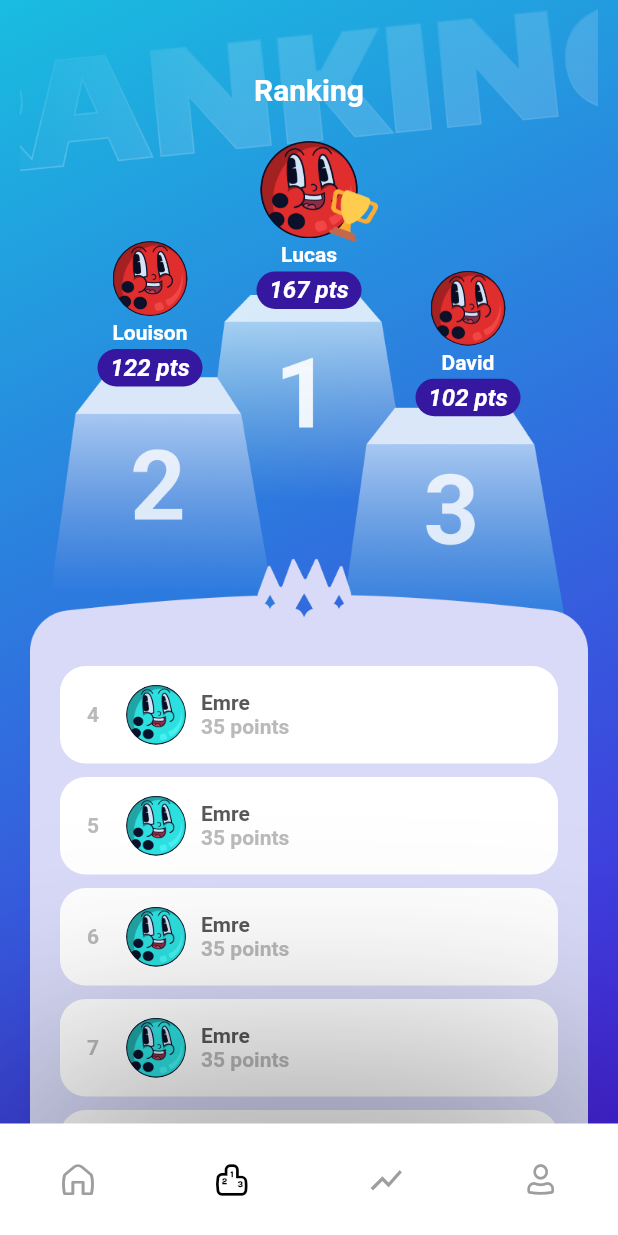
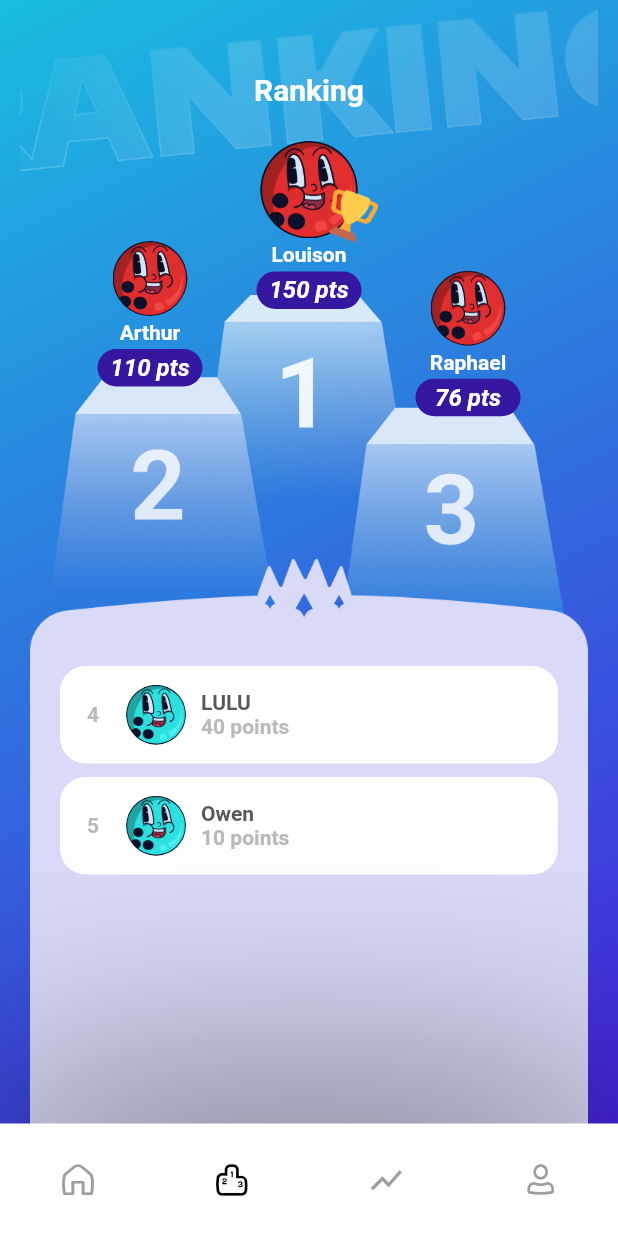
Before and after one commit to Emree63/Bowl_in, a Flutter app: the screen it shows after launch, item 2 of the bottom bar chosen, on a phone screen of 412 x 824 dp. Run offline on Flutter 3.47's test engine with Material 2 defaults, Android fonts, the light colour scheme and no system bars; our stand-ins replace go_router, google_fonts, simple_gradient_text; accounts and stored records are empty.

Commit message:
make ranking working and add new stats

```diff
--- a/Sources/bowlin_project/lib/model/IUserManager.dart
+++ b/Sources/bowlin_project/lib/model/IUserManager.dart
@@ -12,4 +12,5 @@ abstract class IUserManager {
   IAuthManager get authMgr => _authMgr;
   List<Player> getUsersByName(String name);
   Player getUserById(int id);
+  List<User> getRankingWithFriends();
 }
--- a/Sources/bowlin_project/lib/model/StubManager/StubData.dart
+++ b/Sources/bowlin_project/lib/model/StubManager/StubData.dart
@@ -61,7 +61,68 @@ class StubData extends IManager {
           Achievement("0 point"),
           Achievement("Win a game")
         ],
-        [],
+        [
+          User(
+              21,
+              "Arthur",
+              "./assets/images/image_user_cyan.png",
+              "emre.kartal@etu.uca.fr",
+              [
+                Achievement("5 games"),
+                Achievement("2 strikes in a row"),
+                Achievement("Win a game")
+              ],
+              [],
+              Stat(10, 2, 12, 110, 7, 6, 700, 58.33, 30.2)),
+          User(
+              22,
+              "Louison",
+              "./assets/images/image_user_cyan.png",
+              "emre.kartal@etu.uca.fr",
+              [
+                Achievement("5 games"),
+                Achievement("2 strikes in a row"),
+                Achievement("Win a game")
+              ],
+              [],
+              Stat(10, 2, 12, 150, 7, 6, 700, 58.33, 30.2)),
+          User(
+              23,
+              "Owen",
+              "./assets/images/image_user_cyan.png",
+              "emre.kartal@etu.uca.fr",
+              [
+                Achievement("5 games"),
+                Achievement("2 strikes in a row"),
+                Achievement("Win a game")
+              ],
+              [],
+              Stat(10, 2, 12, 10, 7, 6, 700, 58.33, 30.2)),
+          User(
+              24,
+              "LULU",
+              "./assets/images/image_user_cyan.png",
+              "emre.kartal@etu.uca.fr",
+              [
+                Achievement("5 games"),
+                Achievement("2 strikes in a row"),
+                Achievement("Win a game")
+              ],
+              [],
+              Stat(10, 2, 12, 40, 7, 6, 700, 58.33, 30.2)),
+          User(
+              25,
+              "Raphael",
+              "./assets/images/image_user_cyan.png",
+              "emre.kartal@etu.uca.fr",
+              [
+                Achievement("5 games"),
+                Achievement("2 strikes in a row"),
+                Achievement("Win a game")
+              ],
+              [],
+              Stat(10, 2, 12, 76, 7, 6, 700, 58.33, 30.2)),
+        ],
         Stat(2, 7, 9, 80, 4, 3, 250, 27.77, 10.55))
   ];
 
@@ -71,10 +132,10 @@ class StubData extends IManager {
         null, players[7].id, rounds, [players[0], players[1]]));
     gameDetails.add(GameDetail(2, DateTime.now(), players[0].id, 113, true,
         null, players[7].id, rounds, [players[0], players[1], players[7]]));
-    gameDetails.add(GameDetail(3, DateTime.now(), players[7].id, 93, true,
-        null, players[7].id, [], [players[0], players[7]]));
-    gameDetails.add(GameDetail(4, DateTime.now(), players[7].id, 93, true,
-        null, players[7].id, [], [players[1], players[7]]));
+    gameDetails.add(GameDetail(3, DateTime.now(), players[7].id, 93, true, null,
+        players[7].id, [], [players[0], players[7]]));
+    gameDetails.add(GameDetail(4, DateTime.now(), players[7].id, 93, true, null,
+        players[7].id, [], [players[1], players[7]]));
   }
 
   List<GameDetail> get gameDetails => _gameDetails;
--- a/Sources/bowlin_project/lib/model/StubManager/UserManager.dart
+++ b/Sources/bowlin_project/lib/model/StubManager/UserManager.dart
@@ -1,4 +1,6 @@
 library StubLib;
+
+import 'package:bowl_in/model/User.dart';
 
 import '../IUserManager.dart';
 import '../IAuthManager.dart';
@@ -17,10 +19,8 @@ class UserManager extends IUserManager {
   // Methods
   List<Player> getUsersByName(String name) {
     List<Player> players = [];
-    for (var player in parent.players)
-    {
-      if (player.name == name)
-      {
+    for (var player in parent.players) {
+      if (player.name == name) {
         players.add(player);
       }
     }
@@ -28,13 +28,18 @@ class UserManager extends IUserManager {
   }
 
   Player getUserById(int id) {
-    for (var player in parent.players)
-    {
-      if (player.id == id)
-      {
+    for (var player in parent.players) {
+      if (player.id == id) {
         return player;
       }
     }
     throw new Exception("Player not found");
   }
+
+  @override
+  List<User> getRankingWithFriends() {
+    List<User> sortedPlayers = List.from(parent.userCurrent.friends);
+    sortedPlayers.sort((a, b) => b.stat.highscore.compareTo(a.stat.highscore));
+    return sortedPlayers;
+  }
 }
--- a/Sources/bowlin_project/lib/views/analysis_screen.dart
+++ b/Sources/bowlin_project/lib/views/analysis_screen.dart
@@ -21,7 +21,7 @@ class _AnalysisScreenState extends State<AnalysisScreen> {
           child: Stack(alignment: Alignment.topCenter, children: [
             Container(
               width: MediaQuery.of(context).size.width,
-              height: MediaQuery.of(context).size.height * 1.45,
+              height: MediaQuery.of(context).size.height,
               decoration: const BoxDecoration(
                   gradient: LinearGradient(
                 begin: Alignment.topLeft,
@@ -84,18 +84,13 @@ class _AnalysisScreenState extends State<AnalysisScreen> {
                   spacing: 10,
                   verticalDirection: VerticalDirection.up,
                   children: [
-                    StatsCard(title: "Average", val: 12),
-                    StatsCard(title: "Average", val: 12),
-                    StatsCard(title: "Average", val: 12),
-                    StatsCard(title: "Average", val: 12),
-                    StatsCard(title: "Average", val: 12),
-                    StatsCard(title: "Average", val: 12),
-                    StatsCard(title: "Average", val: 12),
-                    StatsCard(title: "Average", val: 12),
-                    StatsCard(title: "Average", val: 12),
-                    StatsCard(title: "Average", val: 12),
-                    StatsCard(title: "Average", val: 12),
-                    StatsCard(title: "Average", val: 12),
+                    StatsCard(
+                        title: "Number of victory",
+                        val: MyApp.controller.userCurrent.stat.nbVictory
+                            .toDouble()),
+                    StatsCard(
+                        title: "Average pins per round",
+                        val: MyApp.controller.userCurrent.stat.avgPinsPerRound),
                   ],
                 ))
           ]),
--- a/Sources/bowlin_project/lib/views/profile_screen.dart
+++ b/Sources/bowlin_project/lib/views/profile_screen.dart
@@ -48,7 +48,7 @@ class _ProfileScreenState extends State<ProfileScreen> {
             mainAxisAlignment: MainAxisAlignment.start,
             verticalDirection: VerticalDirection.up,
             children: [
-              ListAchievementWidget(nbUnlocked: 1),
+              ListAchievementWidget(nbUnlocked: 0),
               Padding(
                   padding: EdgeInsets.fromLTRB(40, 0, 0, 0),
                   child: ProfileWidget()),
--- a/Sources/bowlin_project/lib/views/rank_screen.dart
+++ b/Sources/bowlin_project/lib/views/rank_screen.dart
@@ -1,6 +1,8 @@
+import 'package:bowl_in/main.dart';
 import 'package:flutter/cupertino.dart';
 import 'package:flutter/material.dart';
 
+import '../model/User.dart';
 import '../widgets/profil_listpodium_widget.dart';
 
 class RankScreen extends StatefulWidget {
@@ -11,6 +13,7 @@ class RankScreen extends StatefulWidget {
 }
 
 class _RankScreenState extends State<RankScreen> {
+  List<User> rank = MyApp.controller.userMgr.getRankingWithFriends();
   @override
   Widget build(BuildContext context) {
     return Stack(alignment: Alignment.center, children: [
@@ -60,16 +63,21 @@ class _RankScreenState extends State<RankScreen> {
       Positioned(
           left: 65,
           top: MediaQuery.of(context).size.height * 0.195,
-          child: ProfilPodiumWidget(isfirst: 0, pseudo: "Louison", score: 122)),
+          child: ProfilPodiumWidget(
+              isfirst: 0, pseudo: rank[1].name, score: rank[1].stat.highscore)),
       Positioned(
           top: MediaQuery.of(context).size.height * 0.114,
           child: Align(
-            child: ProfilPodiumWidget(isfirst: 1, pseudo: "Lucas", score: 167),
+            child: ProfilPodiumWidget(
+                isfirst: 1,
+                pseudo: rank[0].name,
+                score: rank[0].stat.highscore),
           )),
       Positioned(
         right: 65,
         top: MediaQuery.of(context).size.height * 0.219,
-        child: ProfilPodiumWidget(isfirst: 0, pseudo: "David", score: 102),
+        child: ProfilPodiumWidget(
+            isfirst: 0, pseudo: rank[2].name, score: rank[2].stat.highscore),
       ),
       Positioned(
           bottom: -40,
@@ -82,7 +90,7 @@ class _RankScreenState extends State<RankScreen> {
                     image: DecorationImage(
                   image: AssetImage("assets/images/image_podium.png"),
                 )),
-                child: ListPodium(),
+                child: rank.length > 3 ? ListPodium() : Container(),
               )
             ],
           )),
--- a/Sources/bowlin_project/lib/widgets/achievements_list_widget.dart
+++ b/Sources/bowlin_project/lib/widgets/achievements_list_widget.dart
@@ -85,7 +85,7 @@ class ListAchievementWidget extends StatelessWidget {
                     imagePath: 'assets/images/achievements/win_locked.png',
                     imagePathUnlocked:
                         'assets/images/achievements/win_unlocked.png',
-                    isUnlocked: 1,
+                    isUnlocked: 0,
                   ),
                   AchievementWidget(
                     imagePath:
@@ -106,19 +106,19 @@ class ListAchievementWidget extends StatelessWidget {
                         'assets/images/achievements/2strikeinarow_locked.png',
                     imagePathUnlocked:
                         'assets/images/achievements/2strikeinarow_unlocked.png',
-                    isUnlocked: 1,
+                    isUnlocked: 0,
                   ),
                   AchievementWidget(
                     imagePath: 'assets/images/achievements/5games_locked.png',
                     imagePathUnlocked:
                         'assets/images/achievements/5games_unlocked.png',
-                    isUnlocked: 1,
+                    isUnlocked: 0,
                   ),
                   AchievementWidget(
                     imagePath: 'assets/images/achievements/10spares_locked.png',
                     imagePathUnlocked:
                         'assets/images/achievements/10spares_unlocked.png',
-                    isUnlocked: 1,
+                    isUnlocked: 0,
                   ),
                   AchievementWidget(
                     imagePath:
--- a/Sources/bowlin_project/lib/widgets/analysis_card.dart
+++ b/Sources/bowlin_project/lib/widgets/analysis_card.dart
@@ -100,7 +100,7 @@ class GameCard extends StatelessWidget {
 
 class StatsCard extends StatelessWidget {
   final String title;
-  final int val;
+  final double val;
 
   const StatsCard({Key? key, required this.title, required this.val})
       : super(key: key);
--- a/Sources/bowlin_project/lib/widgets/profil_listpodium_widget.dart
+++ b/Sources/bowlin_project/lib/widgets/profil_listpodium_widget.dart
@@ -2,6 +2,10 @@ import 'package:bowl_in/widgets/scores_list_widget.dart';
 import 'package:flutter/cupertino.dart';
 import 'package:flutter/material.dart';
 import 'package:google_fonts/google_fonts.dart';
+
+import '../main.dart';
+import '../model/Player.dart';
+import '../model/User.dart';
 
 class ProfilPodiumWidget extends StatelessWidget {
   final int isfirst;
@@ -149,58 +153,22 @@ class ListPodium extends StatelessWidget {
 
   @override
   Widget build(BuildContext context) {
+    List<User> rank = MyApp.controller.userMgr.getRankingWithFriends();
     return Padding(
         padding: EdgeInsets.fromLTRB(20, 80, 20, 0),
         child: SizedBox(
             height: 500,
             child: ScrollConfiguration(
               behavior: CustomScroll(),
-              child: ListView(
-                children: [
-                  ProfilListWidget(
-                    position: 4,
-                    pseudo: 'Emre',
-                    score: 35,
-                  ),
-                  ProfilListWidget(
-                    position: 5,
-                    pseudo: 'Emre',
-                    score: 35,
-                  ),
-                  ProfilListWidget(
-                    position: 6,
-                    pseudo: 'Emre',
-                    score: 35,
-                  ),
-                  ProfilListWidget(
-                    position: 7,
-                    pseudo: 'Emre',
-                    score: 35,
-                  ),
-                  ProfilListWidget(
-                    position: 8,
-                    pseudo: 'Emre',
-                    score: 35,
-                  ),
-                  ProfilListWidget(
-                    position: 9,
-                    pseudo: 'Emre',
-                    score: 35,
-                  ),
-                  ProfilListWidget(
-                    position: 10,
-                    pseudo: 'Emre',
-                    score: 35,
-                  ),
-                  ProfilListWidget(
-                    position: 11,
-                    pseudo: 'Emre',
-                    score: 35,
-                  ),
-                  SizedBox(
-                    height: 50,
-                  ),
-                ],
+              child: ListView.builder(
+                itemCount: rank.length - 3,
+                itemBuilder: (BuildContext context, int index) {
+                  return ProfilListWidget(
+                    position: 4 + index,
+                    pseudo: rank[index + 3].name,
+                    score: rank[index + 3].stat.highscore,
+                  );
+                },
               ),
             )));
   }
--- a/Sources/bowlin_project/lib/widgets/scores_list_widget.dart
+++ b/Sources/bowlin_project/lib/widgets/scores_list_widget.dart
@@ -39,7 +39,7 @@ class CardGame extends StatelessWidget {
                     ),
                   ),
                   child: Padding(
-                    padding: EdgeInsets.fromLTRB(120, 3, 3, 0),
+                    padding: EdgeInsets.fromLTRB(120, 0, 3, 0),
                     child: ClipRect(
                         clipBehavior: Clip.hardEdge,
                         child: Opacity(
@@ -88,7 +88,7 @@ class CardGame extends StatelessWidget {
                 crossAxisAlignment: CrossAxisAlignment.start,
                 children: [
                   Padding(
-                      padding: EdgeInsets.fromLTRB(5, 5, 10, 3),
+                      padding: EdgeInsets.fromLTRB(5, 3, 10, 3),
                       child: Row(
                         mainAxisAlignment: MainAxisAlignment.end,
                         children: [
@@ -121,7 +121,7 @@ class CardGame extends StatelessWidget {
                                           .toList()))),
                           const Spacer(),
                           Padding(
-                              padding: EdgeInsets.fromLTRB(0, 30, 15, 0),
+                              padding: EdgeInsets.fromLTRB(0, 25, 15, 0),
                               child: GradientText(
                                 game.pointsCurrentUser.toString(),
                                 style: TextStyle(
```
